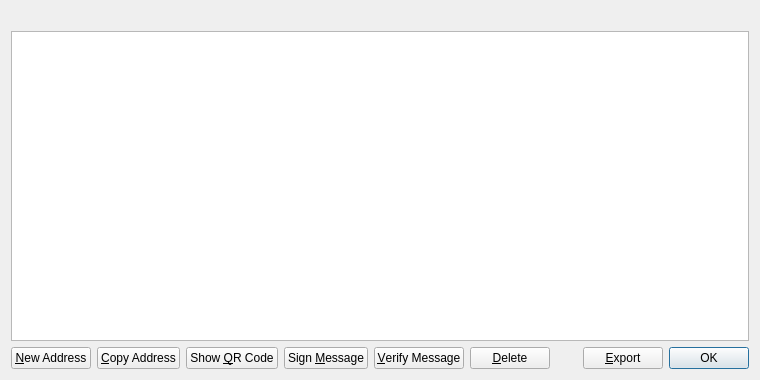
Before: the Qt Designer form src/qt/forms/addressbookpage.ui in AndreaDejanGrande/vDinar, drawn with Qt 5.
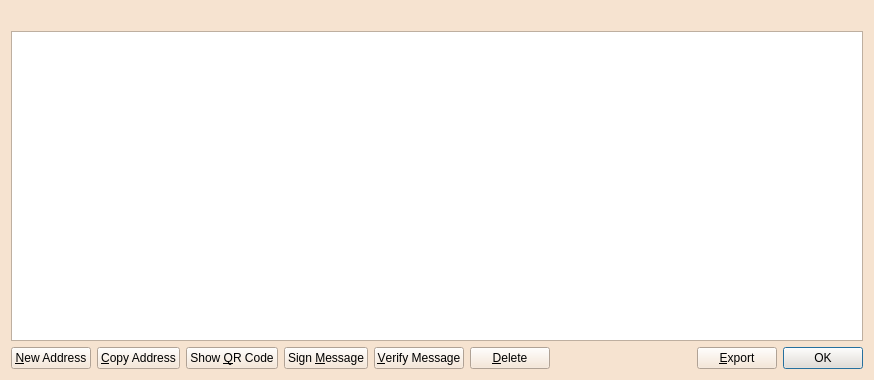
After: the same form once the commit is applied. Icons and pictures are not drawn.

```diff
--- a/src/qt/forms/addressbookpage.ui
+++ b/src/qt/forms/addressbookpage.ui
@@ -6,10 +6,425 @@
    <rect>
     <x>0</x>
     <y>0</y>
-    <width>760</width>
+    <width>874</width>
     <height>380</height>
    </rect>
   </property>
+  <property name="palette">
+   <palette>
+    <active>
+     <colorrole role="WindowText">
+      <brush brushstyle="SolidPattern">
+       <color alpha="255">
+        <red>0</red>
+        <green>0</green>
+        <blue>0</blue>
+       </color>
+      </brush>
+     </colorrole>
+     <colorrole role="Button">
+      <brush brushstyle="SolidPattern">
+       <color alpha="255">
+        <red>246</red>
+        <green>227</green>
+        <blue>208</blue>
+       </color>
+      </brush>
+     </colorrole>
+     <colorrole role="Light">
+      <brush brushstyle="SolidPattern">
+       <color alpha="255">
+        <red>255</red>
+        <green>255</green>
+        <blue>255</blue>
+       </color>
+      </brush>
+     </colorrole>
+     <colorrole role="Midlight">
+      <brush brushstyle="SolidPattern">
+       <color alpha="255">
+        <red>250</red>
+        <green>241</green>
+        <blue>231</blue>
+       </color>
+      </brush>
+     </colorrole>
+     <colorrole role="Dark">
+      <brush brushstyle="SolidPattern">
+       <color alpha="255">
+        <red>123</red>
+        <green>113</green>
+        <blue>104</blue>
+       </color>
+      </brush>
+     </colorrole>
+     <colorrole role="Mid">
+      <brush brushstyle="SolidPattern">
+       <color alpha="255">
+        <red>164</red>
+        <green>151</green>
+        <blue>139</blue>
+       </color>
+      </brush>
+     </colorrole>
+     <colorrole role="Text">
+      <brush brushstyle="SolidPattern">
+       <color alpha="255">
+        <red>0</red>
+        <green>0</green>
+        <blue>0</blue>
+       </color>
+      </brush>
+     </colorrole>
+     <colorrole role="BrightText">
+      <brush brushstyle="SolidPattern">
+       <color alpha="255">
+        <red>255</red>
+        <green>255</green>
+        <blue>255</blue>
+       </color>
+      </brush>
+     </colorrole>
+     <colorrole role="ButtonText">
+      <brush brushstyle="SolidPattern">
+       <color alpha="255">
+        <red>0</red>
+        <green>0</green>
+        <blue>0</blue>
+       </color>
+      </brush>
+     </colorrole>
+     <colorrole role="Base">
+      <brush brushstyle="SolidPattern">
+       <color alpha="255">
+        <red>255</red>
+        <green>255</green>
+        <blue>255</blue>
+       </color>
+      </brush>
+     </colorrole>
+     <colorrole role="Window">
+      <brush brushstyle="SolidPattern">
+       <color alpha="255">
+        <red>246</red>
+        <green>227</green>
+        <blue>208</blue>
+       </color>
+      </brush>
+     </colorrole>
+     <colorrole role="Shadow">
+      <brush brushstyle="SolidPattern">
+       <color alpha="255">
+        <red>0</red>
+        <green>0</green>
+        <blue>0</blue>
+       </color>
+      </brush>
+     </colorrole>
+     <colorrole role="AlternateBase">
+      <brush brushstyle="SolidPattern">
+       <color alpha="255">
+        <red>250</red>
+        <green>241</green>
+        <blue>231</blue>
+       </color>
+      </brush>
+     </colorrole>
+     <colorrole role="ToolTipBase">
+      <brush brushstyle="SolidPattern">
+       <color alpha="255">
+        <red>255</red>
+        <green>255</green>
+        <blue>220</blue>
+       </color>
+      </brush>
+     </colorrole>
+     <colorrole role="ToolTipText">
+      <brush brushstyle="SolidPattern">
+       <color alpha="255">
+        <red>0</red>
+        <green>0</green>
+        <blue>0</blue>
+       </color>
+      </brush>
+     </colorrole>
+    </active>
+    <inactive>
+     <colorrole role="WindowText">
+      <brush brushstyle="SolidPattern">
+       <color alpha="255">
+        <red>0</red>
+        <green>0</green>
+        <blue>0</blue>
+       </color>
+      </brush>
+     </colorrole>
+     <colorrole role="Button">
+      <brush brushstyle="SolidPattern">
+       <color alpha="255">
+        <red>246</red>
+        <green>227</green>
+        <blue>208</blue>
+       </color>
+      </brush>
+     </colorrole>
+     <colorrole role="Light">
+      <brush brushstyle="SolidPattern">
+       <color alpha="255">
+        <red>255</red>
+        <green>255</green>
+        <blue>255</blue>
+       </color>
+      </brush>
+     </colorrole>
+     <colorrole role="Midlight">
+      <brush brushstyle="SolidPattern">
+       <color alpha="255">
+        <red>250</red>
+        <green>241</green>
+        <blue>231</blue>
+       </color>
+      </brush>
+     </colorrole>
+     <colorrole role="Dark">
+      <brush brushstyle="SolidPattern">
+       <color alpha="255">
+        <red>123</red>
+        <green>113</green>
+        <blue>104</blue>
+       </color>
+      </brush>
+     </colorrole>
+     <colorrole role="Mid">
+      <brush brushstyle="SolidPattern">
+       <color alpha="255">
+        <red>164</red>
+        <green>151</green>
+        <blue>139</blue>
+       </color>
+      </brush>
+     </colorrole>
+     <colorrole role="Text">
+      <brush brushstyle="SolidPattern">
+       <color alpha="255">
+        <red>0</red>
+        <green>0</green>
+        <blue>0</blue>
+       </color>
+      </brush>
+     </colorrole>
+     <colorrole role="BrightText">
+      <brush brushstyle="SolidPattern">
+       <color alpha="255">
+        <red>255</red>
+        <green>255</green>
+        <blue>255</blue>
+       </color>
+      </brush>
+     </colorrole>
+     <colorrole role="ButtonText">
+      <brush brushstyle="SolidPattern">
+       <color alpha="255">
+        <red>0</red>
+        <green>0</green>
+        <blue>0</blue>
+       </color>
+      </brush>
+     </colorrole>
+     <colorrole role="Base">
+      <brush brushstyle="SolidPattern">
+       <color alpha="255">
+        <red>255</red>
+        <green>255</green>
+        <blue>255</blue>
+       </color>
+      </brush>
+     </colorrole>
+     <colorrole role="Window">
+      <brush brushstyle="SolidPattern">
+       <color alpha="255">
+        <red>246</red>
+        <green>227</green>
+        <blue>208</blue>
+       </color>
+      </brush>
+     </colorrole>
+     <colorrole role="Shadow">
+      <brush brushstyle="SolidPattern">
+       <color alpha="255">
+        <red>0</red>
+        <green>0</green>
+        <blue>0</blue>
+       </color>
+      </brush>
+     </colorrole>
+     <colorrole role="AlternateBase">
+      <brush brushstyle="SolidPattern">
+       <color alpha="255">
+        <red>250</red>
+        <green>241</green>
+        <blue>231</blue>
+       </color>
+      </brush>
+     </colorrole>
+     <colorrole role="ToolTipBase">
+      <brush brushstyle="SolidPattern">
+       <color alpha="255">
+        <red>255</red>
+        <green>255</green>
+        <blue>220</blue>
+       </color>
+      </brush>
+     </colorrole>
+     <colorrole role="ToolTipText">
+      <brush brushstyle="SolidPattern">
+       <color alpha="255">
+        <red>0</red>
+        <green>0</green>
+        <blue>0</blue>
+       </color>
+      </brush>
+     </colorrole>
+    </inactive>
+    <disabled>
+     <colorrole role="WindowText">
+      <brush brushstyle="SolidPattern">
+       <color alpha="255">
+        <red>123</red>
+        <green>113</green>
+        <blue>104</blue>
+       </color>
+      </brush>
+     </colorrole>
+     <colorrole role="Button">
+      <brush brushstyle="SolidPattern">
+       <color alpha="255">
+        <red>246</red>
+        <green>227</green>
+        <blue>208</blue>
+       </color>
+      </brush>
+     </colorrole>
+     <colorrole role="Light">
+      <brush brushstyle="SolidPattern">
+       <color alpha="255">
+        <red>255</red>
+        <green>255</green>
+        <blue>255</blue>
+       </color>
+      </brush>
+     </colorrole>
+     <colorrole role="Midlight">
+      <brush brushstyle="SolidPattern">
+       <color alpha="255">
+        <red>250</red>
+        <green>241</green>
+        <blue>231</blue>
+       </color>
+      </brush>
+     </colorrole>
+     <colorrole role="Dark">
+      <brush brushstyle="SolidPattern">
+       <color alpha="255">
+        <red>123</red>
+        <green>113</green>
+        <blue>104</blue>
+       </color>
+      </brush>
+     </colorrole>
+     <colorrole role="Mid">
+      <brush brushstyle="SolidPattern">
+       <color alpha="255">
+        <red>164</red>
+        <green>151</green>
+        <blue>139</blue>
+       </color>
+      </brush>
+     </colorrole>
+     <colorrole role="Text">
+      <brush brushstyle="SolidPattern">
+       <color alpha="255">
+        <red>123</red>
+        <green>113</green>
+        <blue>104</blue>
+       </color>
+      </brush>
+     </colorrole>
+     <colorrole role="BrightText">
+      <brush brushstyle="SolidPattern">
+       <color alpha="255">
+        <red>255</red>
+        <green>255</green>
+        <blue>255</blue>
+       </color>
+      </brush>
+     </colorrole>
+     <colorrole role="ButtonText">
+      <brush brushstyle="SolidPattern">
+       <color alpha="255">
+        <red>123</red>
+        <green>113</green>
+        <blue>104</blue>
+       </color>
+      </brush>
+     </colorrole>
+     <colorrole role="Base">
+      <brush brushstyle="SolidPattern">
+       <color alpha="255">
+        <red>246</red>
+        <green>227</green>
+        <blue>208</blue>
+       </color>
+      </brush>
+     </colorrole>
+     <colorrole role="Window">
+      <brush brushstyle="SolidPattern">
+       <color alpha="255">
+        <red>246</red>
+        <green>227</green>
+        <blue>208</blue>
+       </color>
+      </brush>
+     </colorrole>
+     <colorrole role="Shadow">
+      <brush brushstyle="SolidPattern">
+       <color alpha="255">
+        <red>0</red>
+        <green>0</green>
+        <blue>0</blue>
+       </color>
+      </brush>
+     </colorrole>
+     <colorrole role="AlternateBase">
+      <brush brushstyle="SolidPattern">
+       <color alpha="255">
+        <red>246</red>
+        <green>227</green>
+        <blue>208</blue>
+       </color>
+      </brush>
+     </colorrole>
+     <colorrole role="ToolTipBase">
+      <brush brushstyle="SolidPattern">
+       <color alpha="255">
+        <red>255</red>
+        <green>255</green>
+        <blue>220</blue>
+       </color>
+      </brush>
+     </colorrole>
+     <colorrole role="ToolTipText">
+      <brush brushstyle="SolidPattern">
+       <color alpha="255">
+        <red>0</red>
+        <green>0</green>
+        <blue>0</blue>
+       </color>
+      </brush>
+     </colorrole>
+    </disabled>
+   </palette>
+  </property>
   <property name="windowTitle">
    <string>Address Book</string>
   </property>
```
